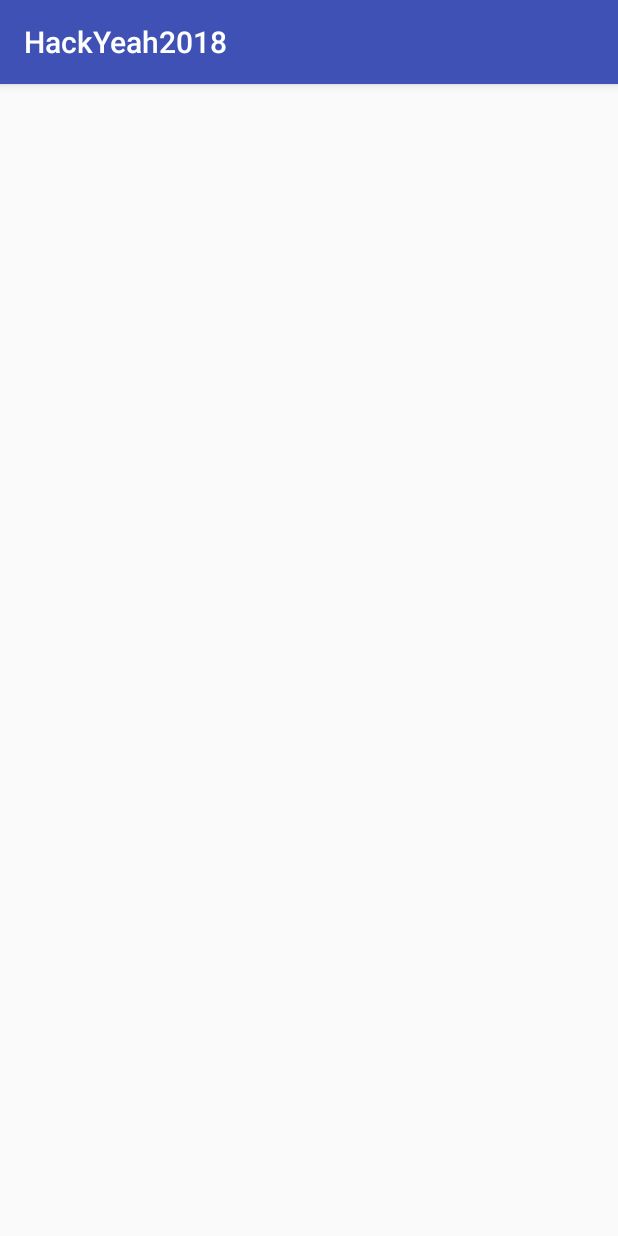
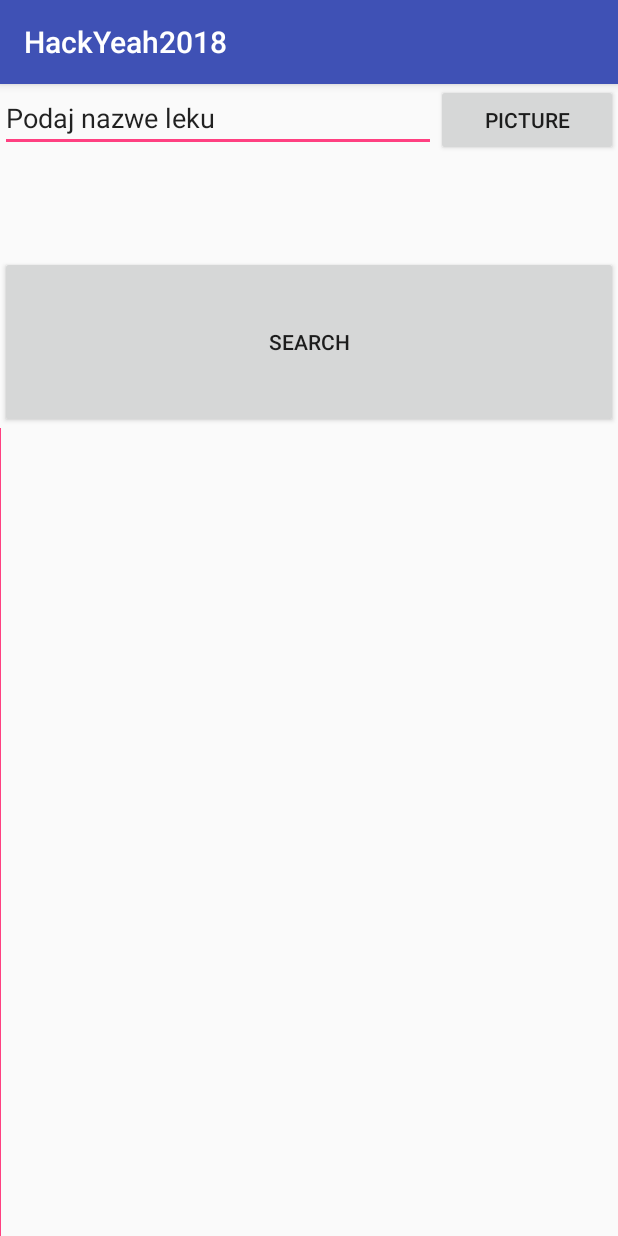
Before and after one commit to mrosicki/hackyeah-2018, an Android app: the screen it shows after launch (MainActivity), on a phone screen of 412 x 824 dp. Run offline under Robolectric (Android 15) with nearby library versions, the phone set to English and light mode, and no system bars; our stand-ins replace Room's generated code.

Commit message:
Dokonczenie implementacji modułu reader, dodanie layoutu dla jego activity i dodanie tego activity do mainfestu

```diff
--- a/app/src/main/java/com/prototype/hackyeah2018/MainActivity.java
+++ b/app/src/main/java/com/prototype/hackyeah2018/MainActivity.java
@@ -1,10 +1,14 @@
 package com.prototype.hackyeah2018;
 
 import com.prototype.hackyeah2018.db.AppDatabase;
+import com.prototype.hackyeah2018.reader.ReaderCaptureActivity;
 
 import android.arch.persistence.room.RoomDatabase;
+import android.content.Intent;
 import android.support.v7.app.AppCompatActivity;
 import android.os.Bundle;
+import android.view.View;
+import android.widget.Button;
 
 public class MainActivity extends AppCompatActivity {
 
@@ -15,5 +19,25 @@ public class MainActivity extends AppCompatActivity {
         super.onCreate(savedInstanceState);
         setContentView(R.layout.activity_main);
         database = AppDatabase.getInstance(this);
+        final Button takePicture= findViewById(R.id.buttonPicture);
+
+
+        takePicture.setOnClickListener(new View.OnClickListener() {
+            @Override
+            public void onClick(View view) {
+                Intent intent = new Intent(getApplicationContext(),ReaderCaptureActivity.class);
+                startActivity(intent);
+            }
+        });
+
+
+        if (getIntent().getStringArrayExtra("Array")!=null){
+            String[] textArray = getIntent().getStringArrayExtra("Array");
+            for (int i = 0;i<textArray.length;i++){
+                System.out.println("MainActivity: " + i + " " + textArray[i]);
+            }
+        }
+
+
     }
 }
--- a/app/src/main/java/com/prototype/hackyeah2018/reader/ReaderCaptureActivity.java
+++ b/app/src/main/java/com/prototype/hackyeah2018/reader/ReaderCaptureActivity.java
@@ -27,6 +27,7 @@ import android.widget.Toast;
 
 import com.google.android.gms.common.ConnectionResult;
 import com.google.android.gms.common.GoogleApiAvailability;
+import com.prototype.hackyeah2018.MainActivity;
 import com.prototype.hackyeah2018.R;
 import com.prototype.hackyeah2018.reader.ui.camera.CameraSource;
 import com.prototype.hackyeah2018.reader.ui.camera.CameraSourcePreview;
@@ -129,7 +130,9 @@ public final class ReaderCaptureActivity extends AppCompatActivity {
                     System.out.println("TEST :" + i + ": "+ allTextArray[i]);
                 }
                 System.out.print("done");
-
+                Intent intent = new Intent(getApplicationContext(),MainActivity.class);
+                intent.putExtra("Array",allTextArray);
+                startActivity(intent);
             }
         });
 
--- a/app/src/main/res/layout/activity_main.xml
+++ b/app/src/main/res/layout/activity_main.xml
@@ -1,10 +1,52 @@
 <?xml version="1.0" encoding="utf-8"?>
-<android.support.constraint.ConstraintLayout
-        xmlns:android="http://schemas.android.com/apk/res/android"
-        xmlns:tools="http://schemas.android.com/tools"
-        xmlns:app="http://schemas.android.com/apk/res-auto"
+<LinearLayout
+    xmlns:android="http://schemas.android.com/apk/res/android"
+    xmlns:app="http://schemas.android.com/apk/res-auto"
+    xmlns:tools="http://schemas.android.com/tools"
+    android:id="@+id/topLayoutMainActivity"
+    android:orientation="vertical"
+    android:layout_width="match_parent"
+    android:layout_height="match_parent"
+    android:keepScreenOn="true">
+
+
+    <LinearLayout
         android:layout_width="match_parent"
-        android:layout_height="match_parent"
-        tools:context=".MainActivity">
+        android:layout_height="wrap_content"
+        android:orientation="horizontal"
+        android:layout_weight="0.1">
 
-</android.support.constraint.ConstraintLayout>
+        <EditText
+            android:id="@+id/editText"
+            android:layout_width="wrap_content"
+            android:layout_height="wrap_content"
+            android:layout_weight="0.7"
+            android:ems="10"
+            android:inputType="textPersonName"
+            android:text="@string/podaj_nazwe_leku" />
+
+        <Button
+            android:id="@+id/buttonPicture"
+            android:layout_width="wrap_content"
+            android:layout_height="wrap_content"
+            android:layout_weight="0.3"
+            android:text="@string/picture" />
+    </LinearLayout>
+
+    <Button
+        android:id="@+id/buttonSearch"
+        android:layout_width="match_parent"
+        android:layout_height="wrap_content"
+        android:layout_weight="0.1"
+        android:text="@string/search" />
+
+    <ImageView
+        android:id="@+id/imageView"
+        android:layout_width="wrap_content"
+        android:layout_height="wrap_content"
+        android:layout_weight="0.8"
+        app:srcCompat="@color/colorAccent"
+        tools:srcCompat="@tools:sample/backgrounds/scenic[11]"
+        android:contentDescription="@string/mapka"/>
+
+</LinearLayout>
--- a/app/src/main/res/values/strings.xml
+++ b/app/src/main/res/values/strings.xml
@@ -13,4 +13,8 @@
     <string name="ocr_failure">No text captured</string>
     <string name="ocr_error">"Error reading text: %1$s"</string>
     <string name="capture">Capture</string>
+    <string name="picture">Picture</string>
+    <string name="search">Search</string>
+    <string name="mapka">Mapka</string>
+    <string name="podaj_nazwe_leku">Podaj nazwe leku</string>
 </resources>
```
